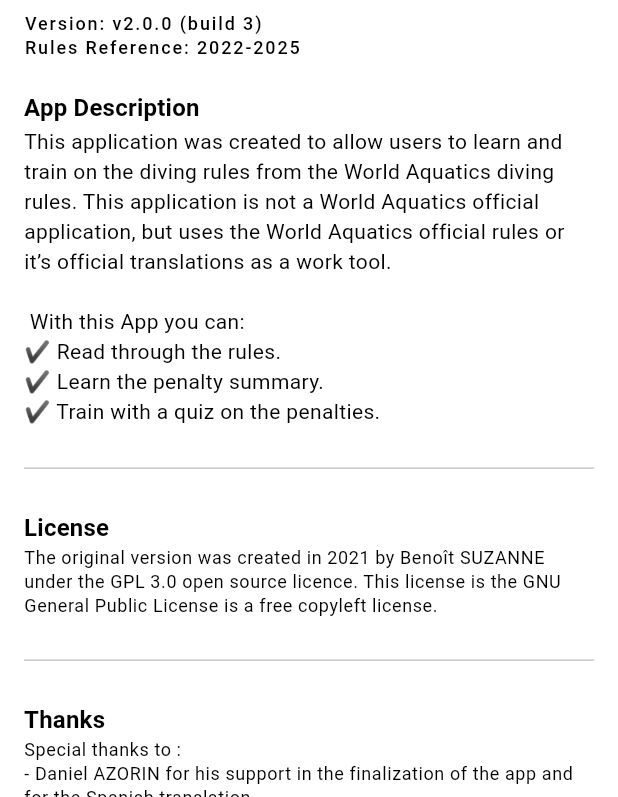
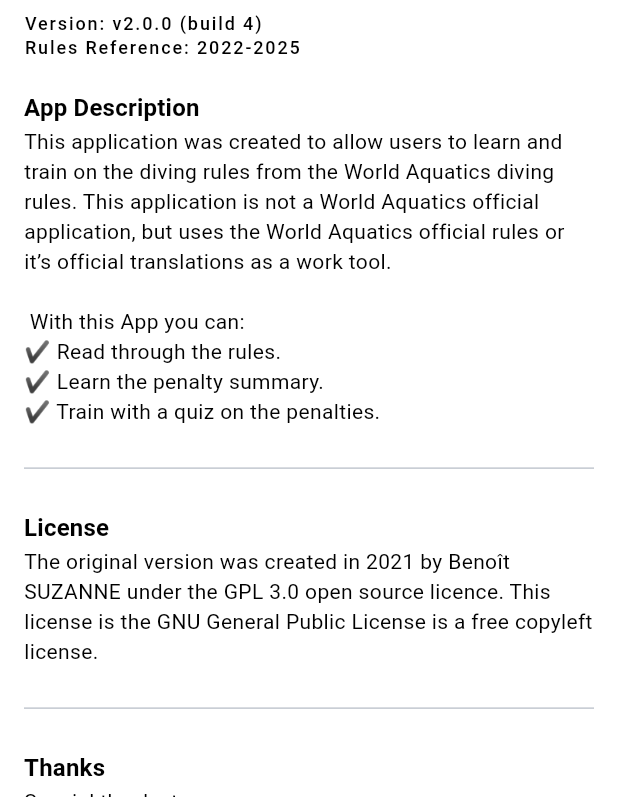
Before and after one commit to B3n-d1v3/diving_rules_hybrid, a Flutter app: the ScreenAbout screen opened by its route, on a phone screen of 412 x 824 dp, the part 439-1236 px from its top. Run offline on Flutter 3.47's test engine with Material 2 defaults, Android fonts, the phone set to English and light mode, and no system bars; our stand-ins replace flutter_svg, get, package_info_plus, share_plus, shared_preferences; missing offline and left inert: syncfusion_flutter_pdfviewer; accounts and stored records are empty; generated files the repository leaves out were written again.

Commit message:
- Update to add the language selection - realigned the header logo to be centered - corrected some section headers formats in the about page

```diff
--- a/lib/app_home_m3.dart
+++ b/lib/app_home_m3.dart
@@ -12,6 +12,7 @@ import 'package:flutter/services.dart';
 import 'package:flutter_gen/gen_l10n/diving_rules_localizations.dart';
 import 'package:provider/provider.dart';
 
+import 'l10n/language_selector.dart';
 import 'nav_about/screen_about.dart';
 import 'nav_penalty_list/screen_penalty_list.dart';
 import 'nav_quiz/screen_quiz.dart';
@@ -100,7 +101,7 @@ class _DivingRulesMainScreenState extends State<DivingRulesMainScreen> {
                     small: true,
                   )
                 : Text(selectedItem.label),
-            actions: [ThemeSelector()],
+            actions: [LanguageSelector(), ThemeSelector()],
             scrolledUnderElevation: 0,
           ),
           bottomNavigationBar:
--- a/lib/main.dart
+++ b/lib/main.dart
@@ -21,9 +21,14 @@ void main() {
   runApp(DivingRulesApp());
 }
 
-class DivingRulesApp extends StatelessWidget {
+class DivingRulesApp extends StatefulWidget {
   const DivingRulesApp({super.key});
 
+  @override
+  State<DivingRulesApp> createState() => _DivingRulesAppState();
+}
+
+class _DivingRulesAppState extends State<DivingRulesApp> {
   @override
   Widget build(BuildContext context) {
     // TODO: Correct the dark/light mode changer
@@ -60,6 +65,7 @@ class DivingRulesApp extends StatelessWidget {
             GlobalCupertinoLocalizations.delegate,
             GlobalWidgetsLocalizations.delegate,
           ],
+          fallbackLocale: const Locale('en', 'US'),
         );
       }),
     );
--- a/lib/nav_about/screen_about.dart
+++ b/lib/nav_about/screen_about.dart
@@ -118,7 +118,7 @@ class _ScreenAboutState extends State<ScreenAbout> {
                     ),
                     Text(
                       AppLocalizations.of(context)!.aboutLicense,
-                      style: Theme.of(context).textTheme.bodySmall,
+                      style: Theme.of(context).textTheme.bodyMedium,
                     ),
 
                     SizedBox(
@@ -142,7 +142,7 @@ class _ScreenAboutState extends State<ScreenAbout> {
                     ),
                     Text(
                       AppLocalizations.of(context)!.aboutThanks,
-                      style: Theme.of(context).textTheme.bodySmall,
+                      style: Theme.of(context).textTheme.bodyMedium,
                     ),
 
                     SizedBox(
--- a/lib/sub_views/diving_rules_logo.dart
+++ b/lib/sub_views/diving_rules_logo.dart
@@ -12,7 +12,8 @@ class DivingRulesLogo extends StatelessWidget {
       return Row(
         mainAxisAlignment: MainAxisAlignment.center,
         children: [
-          const SizedBox(width: 36),
+          const SizedBox(
+              width: 72), // 36x2 the 2 action icons in the header bar
           SvgPicture.asset(
             "assets/images/diving_rules_22_logo_horizontal.svg",
             colorFilter: ColorFilter.mode(
--- a/pubspec.yaml
+++ b/pubspec.yaml
@@ -17,7 +17,7 @@ publish_to: 'none' # Remove this line if you wish to publish to pub.dev
 # https://developer.apple.com/library/archive/documentation/General/Reference/InfoPlistKeyReference/Articles/CoreFoundationKeys.html
 # In Windows, build-name is used as the major, minor, and patch parts
 # of the product and file versions while build-number is used as the build suffix.
-version: 2.0.0+3
+version: 2.0.0+4
 
 environment:
   sdk: '>=2.18.4 <3.0.0'
```
Also changed, not shown: lib/l10n/language.dart (added, +19 -0 lines), lib/l10n/language_selector.dart (added, +95 -0 lines).
